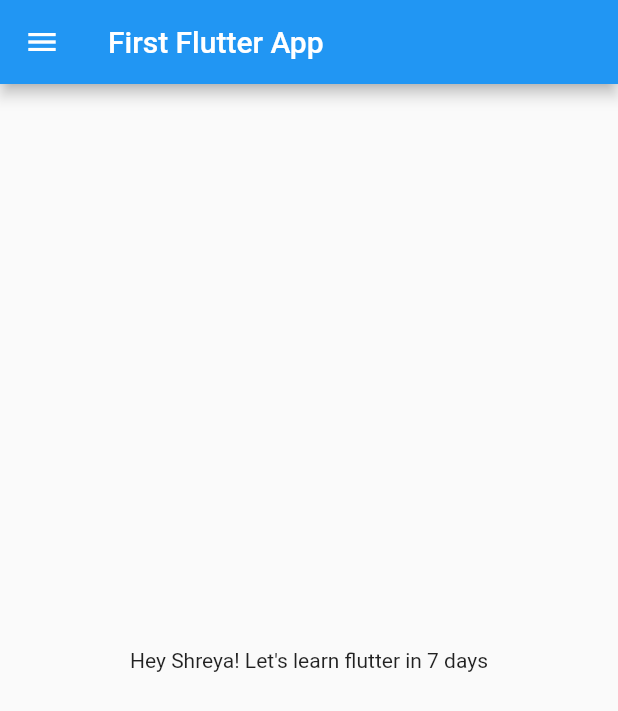
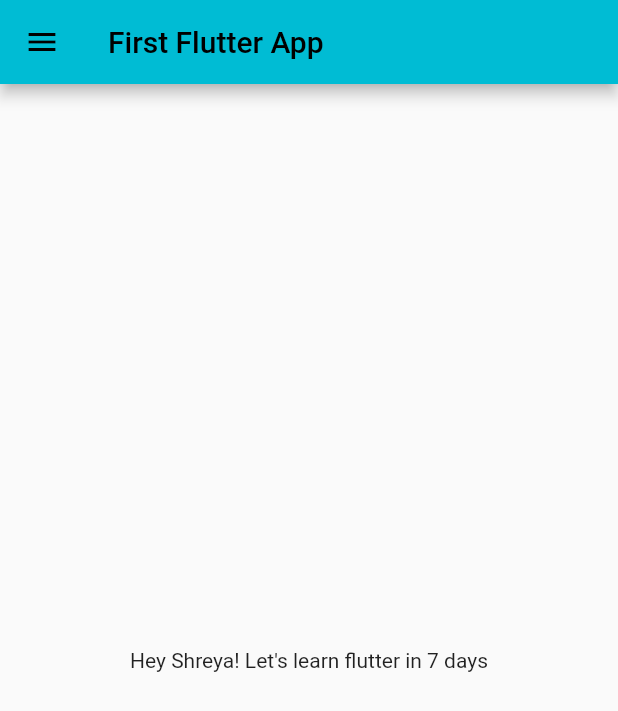
Before and after one commit to 22shreyA/Flutter-Learn, a Flutter app: the screen it shows after launch, on a phone screen of 412 x 824 dp. Shown: the top 711 px of the screen. Run offline on Flutter 3.47's test engine with Material 2 defaults, Android fonts, the phone set to English and light mode, and no system bars.

Commit message:
Day-3 complete

```diff
--- a/lib/main.dart
+++ b/lib/main.dart
@@ -1,8 +1,8 @@
 import 'package:flutter/material.dart';
+import 'package:flutter_catalog/pages/login_page.dart';
 
-import 'home_page.dart';
-
-import 'home_page.dart';
+import 'pages/home_page.dart';
+import 'pages/login_page.dart';
 
 void main() {
    runApp(MyApp());
@@ -14,7 +14,16 @@ class MyApp extends StatelessWidget {
   @override
   Widget build(BuildContext context) {
     return MaterialApp(
-       home: HomePage(),
+      themeMode: ThemeMode.light,
+      theme: ThemeData(primarySwatch: Colors.cyan),
+      darkTheme: ThemeData(
+        brightness: Brightness.dark,
+      ),
+      initialRoute: "/home",
+      routes: {
+        "/" : (context) => LoginPage(),
+        "/home" : (context) => HomePage(),
+      }
     );
   }
 }
```
Also changed, not shown: lib/pages/login_page.dart (added, +21 -0 lines), lib/pages/home_page.dart (renamed from lib/home_page.dart).
